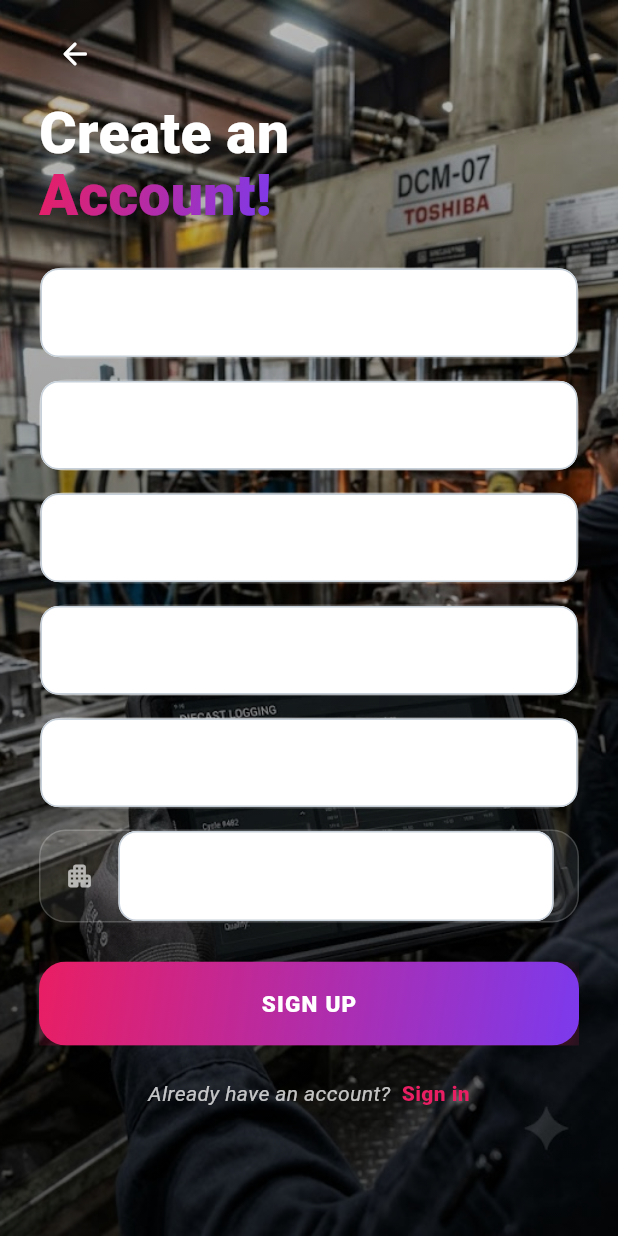
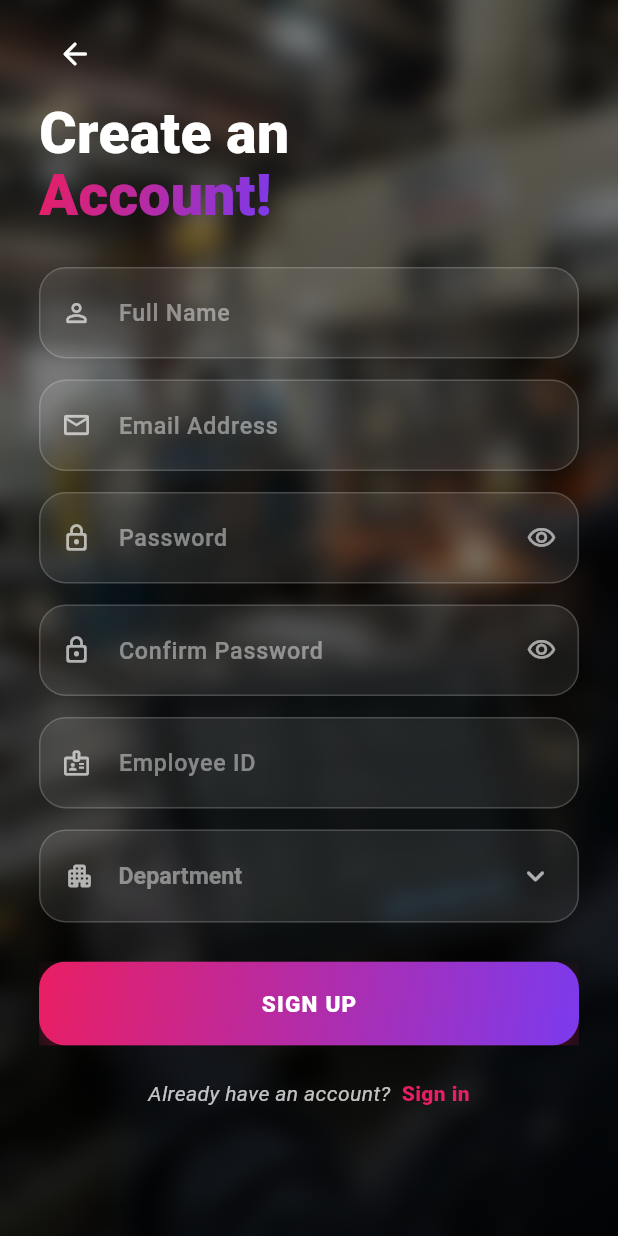
Before and after one commit to chakeuroussama17/operational_app, a Flutter app: the screen it shows after launch, after a tap on "LOG IN", after a tap on "Forgot Password?", after a tap on "Sign up", on a phone screen of 412 x 824 dp. Run offline on Flutter 3.47's test engine with Material 3 defaults, Android fonts, the light colour scheme and no system bars; our stand-ins replace firebase_auth, firebase_core, shared_preferences; accounts and stored records are empty.

Commit message:
Auth fields were being painted solid white by the app's own theme
On a real device the glass fields rendered as blank white rectangles: the
app's global InputDecorationTheme sets filled: true with an opaque surface
fillColor, which is correct on every working screen and fatal here — it
paints over the translucent field and leaves the white hint and white icons
sitting on white. The Department row gave it away by showing only its icon,
because InputDecoration.icon renders OUTSIDE the filled area.

AuthBackground now neutralises that theme for its whole subtree, and each
field sets filled: false explicitly as well, so they hold up even if used
somewhere else.

The backdrop also gains a blur so the floor reads as depth rather than as a
photo competing with the form, per the request to make it "more transparent
like a shadow". Both knobs are named constants at the top of the file —
kBackdropBlur and kBackdropDim — documented for tuning by eye.

My earlier preview harness is why this shipped: it built a bare themeless
MaterialApp, so it could never have reproduced a global-theme bug. The
harness this time installed a deliberately HOSTILE input theme (opaque white
fill, 3px black borders) — stricter than production — and the fields render
correctly under it.

```diff
--- a/lib/widgets/auth_widgets.dart
+++ b/lib/widgets/auth_widgets.dart
@@ -1,11 +1,34 @@
+import 'dart:ui' show ImageFilter;
+
 import 'package:flutter/material.dart';
 
 import '../config/constants.dart';
 
-/// Full-bleed backdrop for the login/sign-up screens: the factory-floor
-/// photo with a dark scrim so white text stays legible over any part of it,
-/// darkest toward the bottom where the form sits. Wraps its own [Scaffold]
-/// (transparent, so the photo shows through) and [SafeArea].
+/// ---- Backdrop tuning: THE TWO NUMBERS TO CHANGE ----
+///
+/// How far the factory photo recedes behind the form. Both are meant to be
+/// adjusted by eye — rebuild and look.
+///
+///   [kBackdropBlur]  softness. 0 = a sharp photo competing with the form;
+///                    ~10 = the floor reads as an atmospheric shadow.
+///   [kBackdropDim]   darkness at the TOP of the screen. The scrim deepens
+///                    toward the bottom automatically (the form sits there
+///                    and needs the most contrast).
+///
+/// Raise either to push the photo further back; drop both to 0 to see the
+/// untouched image.
+const double kBackdropBlur = 9;
+const double kBackdropDim = 0.45;
+
+/// Full-bleed backdrop for the auth screens: the factory-floor photo,
+/// blurred and dimmed so it reads as depth rather than as a picture, with
+/// white text staying legible over every part of it. Wraps its own
+/// [Scaffold] and [SafeArea].
+///
+/// Also neutralises the app's global [InputDecorationTheme] for everything
+/// inside it. That theme fills every field with an opaque surface colour,
+/// which is right on the working screens and fatal here — it paints over
+/// the translucent glass fields and hides their white hints and icons.
 class AuthBackground extends StatelessWidget {
   const AuthBackground({super.key, required this.child});
 
@@ -18,30 +41,62 @@ class AuthBackground extends StatelessWidget {
       body: Stack(
         fit: StackFit.expand,
         children: [
-          Image.asset(
-            'assets/background.jpg',
-            fit: BoxFit.cover,
-            errorBuilder: (context, error, stack) =>
-                const ColoredBox(color: Color(0xFF14101F)),
+          ImageFiltered(
+            imageFilter: ImageFilter.blur(
+              sigmaX: kBackdropBlur,
+              sigmaY: kBackdropBlur,
+              // Clamp, or the blur samples past the bitmap and leaves a
+              // washed-out band down every edge.
+              tileMode: TileMode.clamp,
+            ),
+            child: Image.asset(
+              'assets/background.jpg',
+              fit: BoxFit.cover,
+              errorBuilder: (context, error, stack) =>
+                  const ColoredBox(color: Color(0xFF14101F)),
+            ),
           ),
           DecoratedBox(
             decoration: BoxDecoration(
               gradient: LinearGradient(
                 begin: Alignment.topCenter,
                 end: Alignment.bottomCenter,
-                // Just enough scrim to keep white text readable over the
-                // brightest parts of the photo (the DCM-07 label, the ladle
-                // glow) without crushing the photo to black — the mockup
-                // keeps the factory floor visibly in frame throughout.
                 colors: [
-                  Colors.black.withValues(alpha: 0.25),
-                  Colors.black.withValues(alpha: 0.40),
-                  Colors.black.withValues(alpha: 0.62),
+                  Colors.black.withValues(alpha: kBackdropDim),
+                  Colors.black.withValues(
+                    alpha: (kBackdropDim + 0.12).clamp(0.0, 1.0),
+                  ),
+                  Colors.black.withValues(
+                    alpha: (kBackdropDim + 0.28).clamp(0.0, 1.0),
+                  ),
                 ],
               ),
             ),
           ),
-          SafeArea(child: child),
+          SafeArea(
+            child: Theme(
+              data: Theme.of(context).copyWith(
+                inputDecorationTheme: const InputDecorationTheme(
+                  filled: false,
+                  fillColor: Colors.transparent,
+                  border: InputBorder.none,
+                  enabledBorder: InputBorder.none,
+                  focusedBorder: InputBorder.none,
+                  errorBorder: InputBorder.none,
+                  focusedErrorBorder: InputBorder.none,
+                  disabledBorder: InputBorder.none,
+                  isDense: true,
+                  contentPadding: EdgeInsets.symmetric(vertical: 18),
+                ),
+                textSelectionTheme: TextSelectionThemeData(
+                  cursorColor: Colors.white,
+                  selectionColor: AppColors.authPink.withValues(alpha: 0.4),
+                  selectionHandleColor: AppColors.authPink,
+                ),
+              ),
+              child: child,
+            ),
+          ),
         ],
       ),
     );
@@ -199,7 +254,14 @@ class AuthGlassField extends StatelessWidget {
                 size: 20,
               ),
               suffixIcon: suffixIcon,
+              // Explicit as well as the Theme override in AuthBackground —
+              // the app's global InputDecorationTheme fills fields with an
+              // opaque surface colour, which would paint over the glass.
+              filled: false,
+              fillColor: Colors.transparent,
               border: InputBorder.none,
+              enabledBorder: InputBorder.none,
+              focusedBorder: InputBorder.none,
               isDense: true,
               contentPadding: const EdgeInsets.symmetric(vertical: 18),
             ),
@@ -269,7 +331,11 @@ class AuthGlassDropdown extends StatelessWidget {
                   color: Colors.white.withValues(alpha: 0.65),
                   size: 20,
                 ),
+                filled: false,
+                fillColor: Colors.transparent,
                 border: InputBorder.none,
+                enabledBorder: InputBorder.none,
+                focusedBorder: InputBorder.none,
                 isDense: true,
                 contentPadding: const EdgeInsets.symmetric(vertical: 18),
               ),
```
